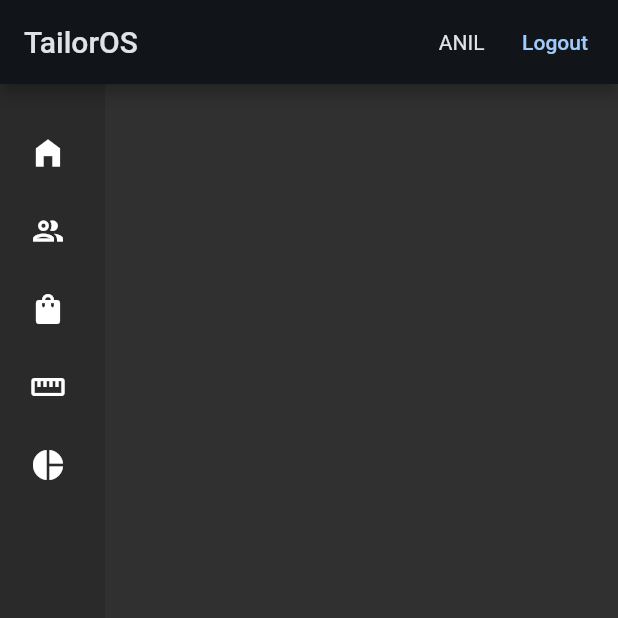
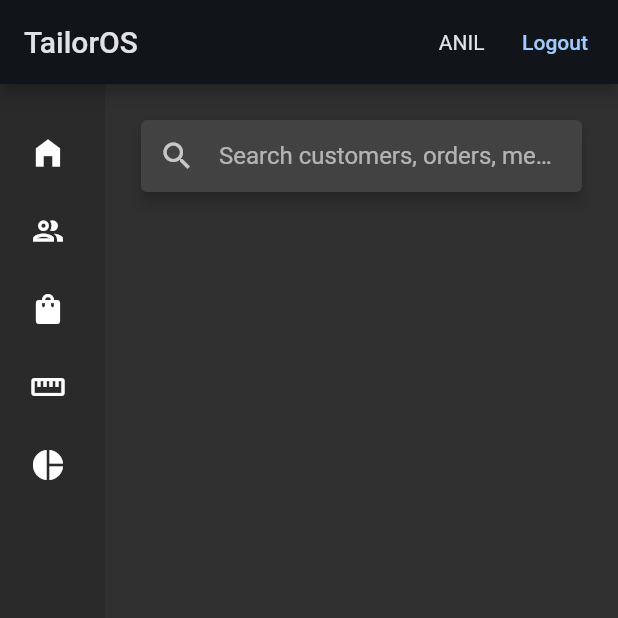
Before and after one commit to vandan-rathod/TailorOS, a Flutter app: the DashboardScreen screen opened directly, on a phone screen of 412 x 824 dp, the top half of it. Run offline on Flutter 3.47's test engine with Material 3 defaults, Android fonts, the phone set to English and light mode, and no system bars; missing offline and left inert: window_manager.

```diff
--- a/frontend/lib/screens/dashboard_screen.dart
+++ b/frontend/lib/screens/dashboard_screen.dart
@@ -142,7 +142,33 @@ class _DashboardScreenState extends State<DashboardScreen> {
             ),
           ),
 
-          Expanded(child: Container()),
+          Expanded(
+            child: Padding(
+              padding: const EdgeInsets.all(20),
+
+              child: Column(
+                crossAxisAlignment: CrossAxisAlignment.start,
+
+                children: [
+                  Card(
+                    elevation: 4,
+
+                    child: Padding(
+                      padding: const EdgeInsets.symmetric(horizontal: 12),
+
+                      child: TextField(
+                        decoration: const InputDecoration(
+                          icon: Icon(Icons.search),
+                          hintText: "Search customers, orders, measurements...",
+                          border: InputBorder.none,
+                        ),
+                      ),
+                    ),
+                  ),
+                ],
+              ),
+            ),
+          ),
         ],
       ),
     );
```
Also changed, not shown: 1 other file.
